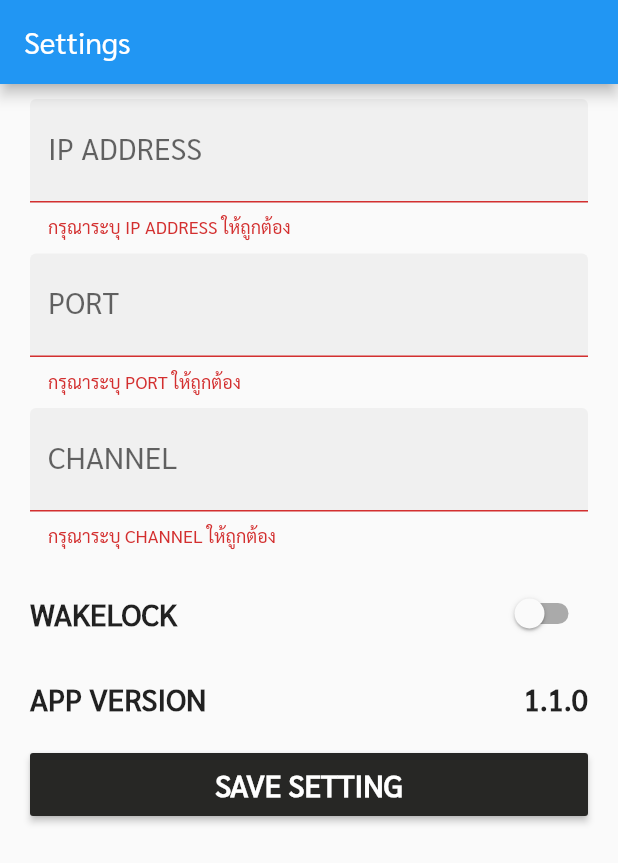
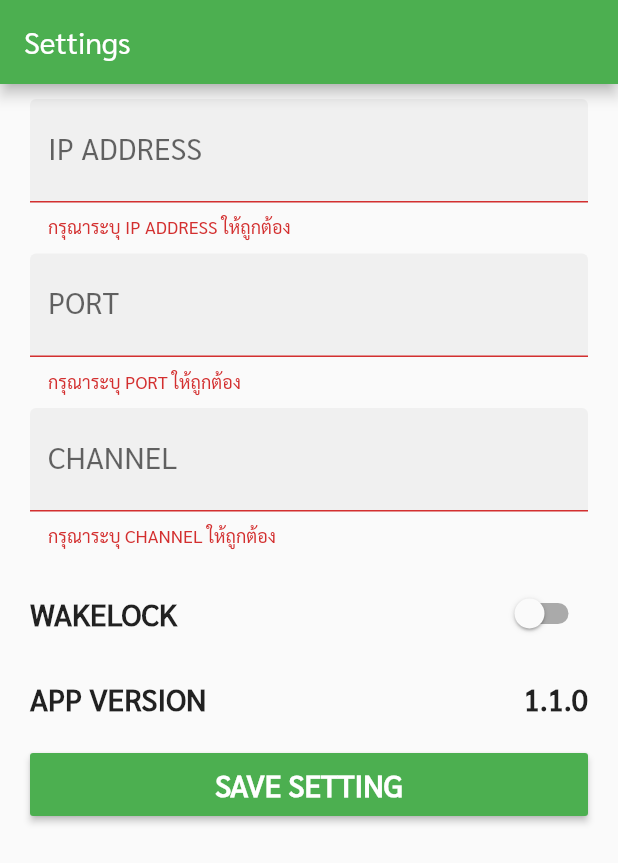
Before and after one commit to oattsp/flutter-softkey, a Flutter app: the screen it shows after launch, after a tap on "SAVE SETTING", on a phone screen of 412 x 824 dp. Shown: the top 863 px of the screen. Run offline on Flutter 3.47's test engine with Material 2 defaults, Android fonts, the phone set to English and light mode, and no system bars; our stand-ins replace bot_toast, package_info, shared_preferences, validators, wakelock; statements that could not run were skipped.

Commit message:
fisnish edit

```diff
--- a/lib/main.dart
+++ b/lib/main.dart
@@ -18,7 +18,7 @@ class Main extends StatelessWidget {
         BotToastNavigatorObserver()
       ],
       theme: ThemeData(
-        primaryColor: Color.fromRGBO(39, 39, 37, 1),
+        primarySwatch: Colors.green,
         fontFamily: 'Sarabun',
       ),
       home: HomePage(),
--- a/lib/page/home_page.dart
+++ b/lib/page/home_page.dart
@@ -73,12 +73,8 @@ class _HomePageState extends State<HomePage> {
               value: queueType,
               items: <String>[
                 'ทั้งหมด',
-                '1 ท่าน',
-                '2 ท่าน',
-                '3 ท่าน',
-                '4 ท่าน',
-                '5 ท่าน',
-                '6 ท่านขึ้นไป'
+                'สั่งกลับบ้าน',
+                'ทานที่ร้าน'
               ].map<DropdownMenuItem<String>>((String value) {
                 return DropdownMenuItem<String>(
                   value: value,
@@ -96,21 +92,13 @@ class _HomePageState extends State<HomePage> {
             child: Padding(
               padding: EdgeInsets.symmetric(vertical: 5, horizontal: 20),
               child: Container(
-                color: Color.fromRGBO(39, 39, 37, 1),
+                color: Colors.green[100],
                 child: Builder(
                     builder: (context) {
-                      if (queueType == '1 ท่าน') {
+                      if (queueType == 'สั่งกลับบ้าน') {
                         return customListView(waits.where((element) => element.group == 1).toList());
-                      } else if (queueType == '2 ท่าน') {
+                      } else if (queueType == 'ทานที่ร้าน') {
                         return customListView(waits.where((element) => element.group == 2).toList());
-                      } else if (queueType == '3 ท่าน') {
-                        return customListView(waits.where((element) => element.group == 3).toList());
-                      } else if (queueType == '4 ท่าน') {
-                        return customListView(waits.where((element) => element.group == 4).toList());
-                      } else if (queueType == '5 ท่าน') {
-                        return customListView(waits.where((element) => element.group == 5).toList());
-                      } else if (queueType == '6 ท่านขึ้นไป') {
-                        return customListView(waits.where((element) => element.group == 6).toList());
                       } else {
                         return customListView(waits);
                       }
@@ -122,7 +110,7 @@ class _HomePageState extends State<HomePage> {
           Container(
             height: 73,
             child: Card(
-              color: Colors.black26,
+              color: Colors.white70,
               child: Row(
                 mainAxisAlignment: MainAxisAlignment.spaceAround,
                 children: [
@@ -150,7 +138,7 @@ class _HomePageState extends State<HomePage> {
                     ),
                   ),
                   RaisedButton(
-                    color: Color.fromRGBO(39, 39, 37, 1),
+                    color: Colors.green,
                     onPressed: () {
                       FocusManager.instance.primaryFocus.unfocus();
                       String number = ctrlQueue.text.trim();
@@ -170,7 +158,7 @@ class _HomePageState extends State<HomePage> {
                         style: TextStyle(color: Colors.white, fontSize: 20)),
                   ),
                   RaisedButton(
-                    color: Color.fromRGBO(39, 39, 37, 1),
+                    color: Colors.green,
                     onPressed: () {
                       FocusManager.instance.primaryFocus.unfocus();
                       String number = ctrlQueue.text.trim();
@@ -190,7 +178,7 @@ class _HomePageState extends State<HomePage> {
                         style: TextStyle(color: Colors.white, fontSize: 20)),
                   ),
                   RaisedButton(
-                    color: Color.fromRGBO(39, 39, 37, 1),
+                    color: Colors.green,
                     onPressed: () {
                       FocusManager.instance.primaryFocus.unfocus();
                       String number = ctrlQueue.text.trim();
@@ -216,7 +204,7 @@ class _HomePageState extends State<HomePage> {
         ],
       ),
       bottomNavigationBar: Container(
-        color: Color.fromRGBO(39, 39, 37, 1),
+        color: Colors.green,
         child: Row(
           children: [
             Expanded(
@@ -246,7 +234,7 @@ class _HomePageState extends State<HomePage> {
             padding:
             const EdgeInsets.only(left: 5, right: 5, top: 5),
             child: Card(
-                color: Color.fromRGBO(159, 145, 89, 1),
+                color: Colors.white,
                 child: Padding(
                   padding: const EdgeInsets.all(8.0),
                   child: Row(
@@ -258,10 +246,10 @@ class _HomePageState extends State<HomePage> {
                         style: TextStyle(
                             fontSize: 36,
                             fontWeight: FontWeight.bold,
-                            color: Color.fromRGBO(39, 39, 37, 1)),
+                            color: Colors.black),
                       ),
                       RaisedButton(
-                        color: Color.fromRGBO(39, 39, 37, 1),
+                        color: Colors.green,
                         onPressed: () {
                           FocusManager.instance.primaryFocus.unfocus();
                           _callQueue(data[index].number);
@@ -273,7 +261,7 @@ class _HomePageState extends State<HomePage> {
                         ),
                       ),
                       RaisedButton(
-                        color: Color.fromRGBO(39, 39, 37, 1),
+                        color: Colors.green,
                         onPressed: () {
                           FocusManager.instance.primaryFocus.unfocus();
                           _holdQueue(data[index].number);
@@ -285,7 +273,7 @@ class _HomePageState extends State<HomePage> {
                         ),
                       ),
                       RaisedButton(
-                        color: Color.fromRGBO(39, 39, 37, 1),
+                        color: Colors.green,
                         onPressed: () {
                           FocusManager.instance.primaryFocus.unfocus();
                           _endQueue(data[index].number);
@@ -307,7 +295,7 @@ class _HomePageState extends State<HomePage> {
     return Container(
       height: 314,
       width: 300,
-      color: Color.fromRGBO(39, 39, 37, 1),
+      color: Colors.green[100],
       child: ListView.builder(
         shrinkWrap: true,
         itemCount: holds.length,
@@ -316,7 +304,7 @@ class _HomePageState extends State<HomePage> {
             padding:
             const EdgeInsets.only(left: 5, right: 5, top: 5),
             child: Card(
-                color: Color.fromRGBO(159, 145, 89, 1),
+                color: Colors.white,
                 child: Padding(
                   padding: const EdgeInsets.all(8.0),
                   child: Row(
@@ -328,10 +316,10 @@ class _HomePageState extends State<HomePage> {
                         style: TextStyle(
                             fontSize: 30,
                             fontWeight: FontWeight.bold,
-                            color: Color.fromRGBO(39, 39, 37, 1)),
+                            color: Colors.black),
                       ),
                       RaisedButton(
-                        color: Color.fromRGBO(39, 39, 37, 1),
+                        color: Colors.green,
                         onPressed: () {
                           FocusManager.instance.primaryFocus.unfocus();
                           _callQueue(holds[index].number);
@@ -344,7 +332,7 @@ class _HomePageState extends State<HomePage> {
                         ),
                       ),
                       RaisedButton(
-                        color: Color.fromRGBO(39, 39, 37, 1),
+                        color: Colors.green,
                         onPressed: () {
                           FocusManager.instance.primaryFocus.unfocus();
                           _endQueue(holds[index].number);
--- a/lib/page/settings_page.dart
+++ b/lib/page/settings_page.dart
@@ -136,7 +136,7 @@ class _SettingsPageState extends State<SettingsPage> {
                       children: [
                         Expanded(
                           child: RaisedButton(
-                            color: Color.fromRGBO(39, 39, 37, 1),
+                            color: Colors.green,
                             child: Padding(
                               padding: const EdgeInsets.all(8.0),
                               child: Text(
```
Also changed, not shown: pubspec.yaml (+6 -6 lines), pubspec.lock, 1 other file.
